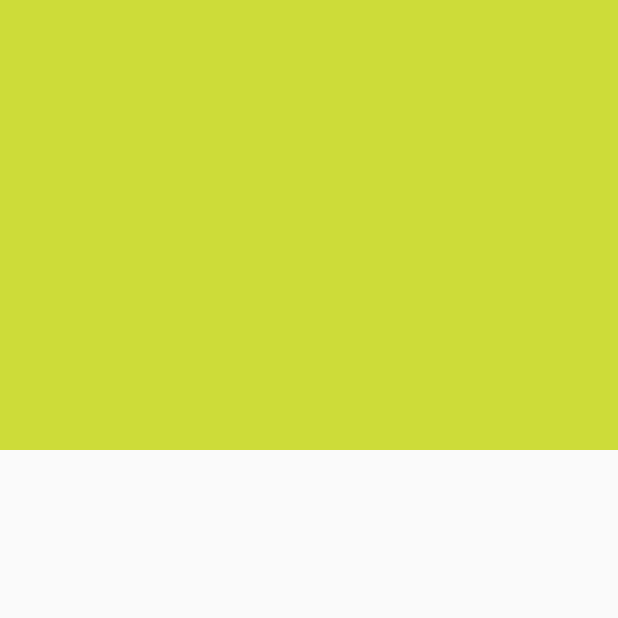
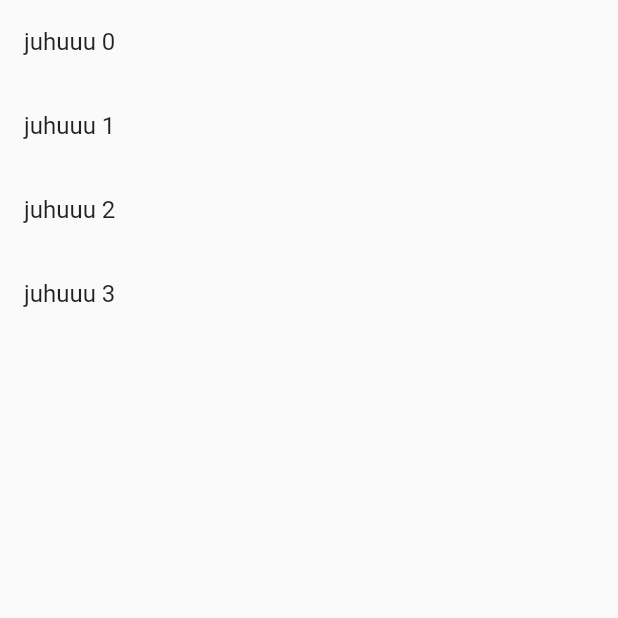
Before and after one commit to codane/flutter_task_app, a Flutter app: the screen it shows after launch, on a phone screen of 412 x 824 dp, the top half of it. Run offline on Flutter 3.47's test engine with Material 2 defaults, Android fonts, the phone set to English and light mode, and no system bars; our stand-ins replace freezed_annotation.

Commit message:
Created a basic list that will display the tasks

```diff
--- a/lib/main.dart
+++ b/lib/main.dart
@@ -1,4 +1,5 @@
 import 'package:flutter/material.dart';
+import 'task_list_widget.dart';
 
 void main() {
   runApp(const TaskApp());
@@ -10,12 +11,9 @@ class TaskApp extends StatelessWidget {
   // This widget is the root of your application.
   @override
   Widget build(BuildContext context) {
-    return MaterialApp(
+    return const MaterialApp(
       home: Scaffold(
-        body: Container(
-          color: Colors.lime,
-          height: 300,
-        ),
+        body: TaskListWidget(),
         ),
     );
   }
--- /dev/null
+++ b/lib/task_list_widget.dart
@@ -0,0 +1,17 @@
+import 'package:flutter/material.dart';
+
+class TaskListWidget extends StatelessWidget {
+  const TaskListWidget({Key? key}) : super(key: key);
+
+  @override
+  Widget build(BuildContext context) {
+    return ListView.builder(
+      itemCount: 4,
+      itemBuilder: (BuildContext context,int index) {
+        return ListTile(
+          title: Text("juhuuu $index"),
+          );
+      });
+
+  }
+}
```
Also changed, not shown: 1 other file.
